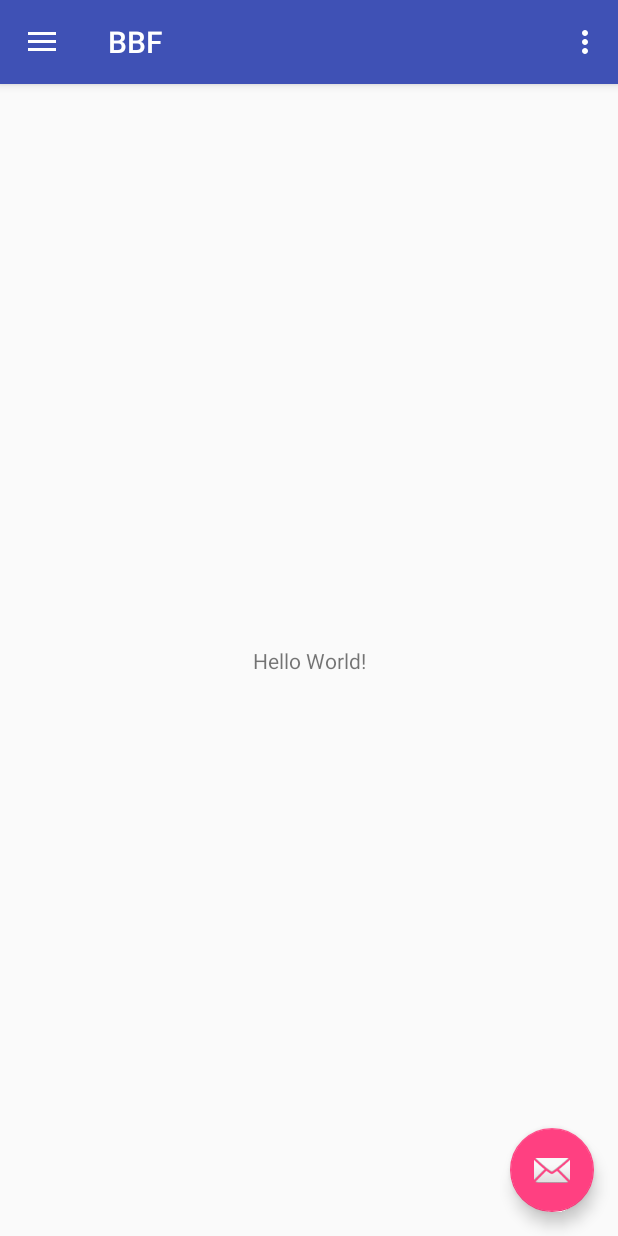
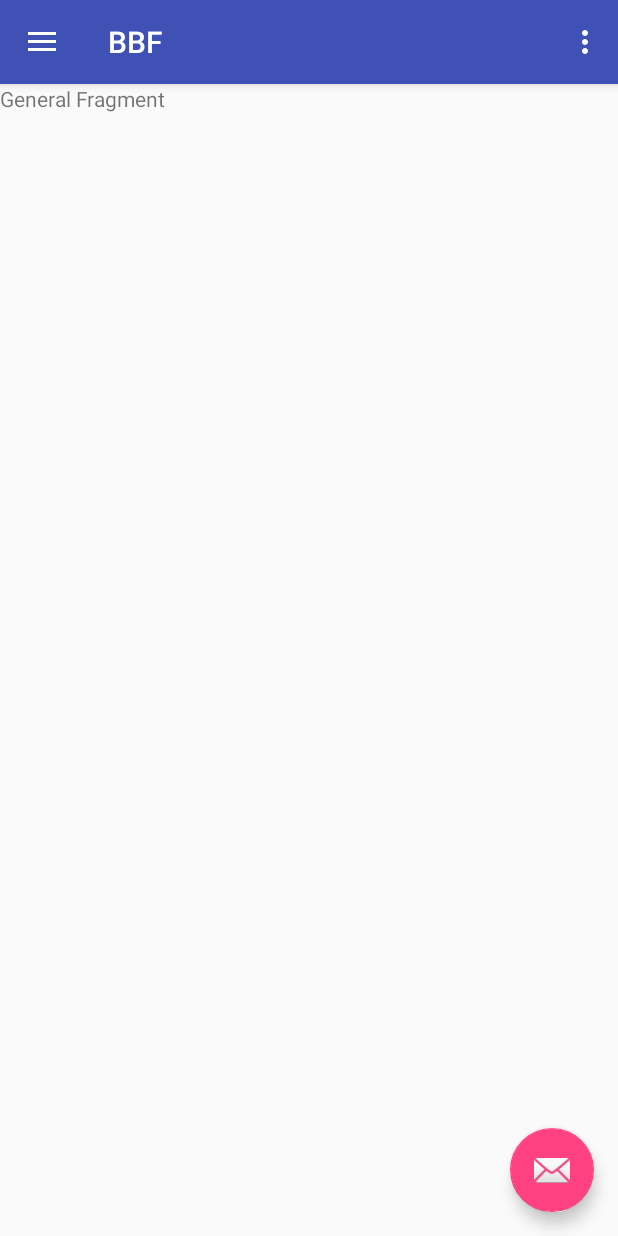
Before and after one commit to mitalipa/BBF, an Android app: the screen it shows after launch (LandingActivity), in the options menu, after a tap on "Settings", on a phone screen of 412 x 824 dp. Run offline under Robolectric (Android 15) with nearby library versions, the phone set to English and light mode, and no system bars.

Commit message:
Initial design and implementation

```diff
--- a/app/build.gradle
+++ b/app/build.gradle
@@ -23,6 +23,7 @@ dependencies {
     implementation 'com.android.support:appcompat-v7:28.0.0-alpha3'
     implementation 'com.android.support:design:28.0.0-alpha3'
     implementation 'com.android.support.constraint:constraint-layout:1.1.2'
+    implementation 'com.android.support:support-v4:28.0.0'
     testImplementation 'junit:junit:4.12'
     androidTestImplementation 'com.android.support.test:runner:1.0.2'
     androidTestImplementation 'com.android.support.test.espresso:espresso-core:3.0.2'
--- /dev/null
+++ b/app/src/main/java/common/Constants.java
@@ -0,0 +1,6 @@
+package common;
+
+public final class Constants {
+
+    public final static int defaultIntent = -1;
+}
--- /dev/null
+++ b/app/src/main/java/view/GeneralFragment.java
@@ -0,0 +1,30 @@
+package view;
+
+import android.os.Bundle;
+import android.support.v4.app.Fragment;
+import android.view.LayoutInflater;
+import android.view.View;
+import android.view.ViewGroup;
+
+import com.app.mitali.bbf.R;
+
+
+public class GeneralFragment extends Fragment {
+    public GeneralFragment() {
+        // Required empty public constructor
+    }
+
+    @Override
+    public void onCreate(Bundle savedInstanceState) {
+        super.onCreate(savedInstanceState);
+        if (getArguments() != null) {
+        }
+    }
+
+    @Override
+    public View onCreateView(LayoutInflater inflater, ViewGroup container,
+                             Bundle savedInstanceState) {
+        // Inflate the layout for this fragment
+        return inflater.inflate(R.layout.fragment_general, container, false);
+    }
+}
--- a/app/src/main/java/com/app/mitali/bbf/LandingActivity.java
+++ b/app/src/main/java/view/LandingActivity.java
@@ -1,8 +1,10 @@
-package com.app.mitali.bbf;
+package view;
 
 import android.os.Bundle;
 import android.support.design.widget.FloatingActionButton;
 import android.support.design.widget.Snackbar;
+import android.support.v4.app.Fragment;
+import android.support.v4.app.FragmentTransaction;
 import android.view.View;
 import android.support.design.widget.NavigationView;
 import android.support.v4.view.GravityCompat;
@@ -12,6 +14,8 @@ import android.support.v7.app.AppCompatActivity;
 import android.support.v7.widget.Toolbar;
 import android.view.Menu;
 import android.view.MenuItem;
+
+import com.app.mitali.bbf.R;
 
 public class LandingActivity extends AppCompatActivity
         implements NavigationView.OnNavigationItemSelectedListener {
@@ -80,22 +84,64 @@ public class LandingActivity extends AppCompatActivity
         // Handle navigation view item clicks here.
         int id = item.getItemId();
 
-        if (id == R.id.nav_camera) {
-            // Handle the camera action
-        } else if (id == R.id.nav_gallery) {
+        Fragment fragment = null;
+        switch (id) {
+            case R.id.nav_general:
+                fragment = new GeneralFragment();
+                break;
+            case R.id.nav_notification:
+                fragment = new NotificationFragment();
+                break;
+            /*case R.id.nav_advanced_settings:
+                startAdvancedSettingsActivity();
+                break;
+            case R.id.nav_info:
+                startInfoActivity();
+                break;*/
+            case R.id.nav_about:
+                fragment = new AboutFragment();
+                break;
+           /* case R.id.nav_tips:
+                startTipsActivity();
+                break;*/
+        }
 
-        } else if (id == R.id.nav_slideshow) {
-
-        } else if (id == R.id.nav_manage) {
-
-        } else if (id == R.id.nav_share) {
-
-        } else if (id == R.id.nav_send) {
-
-        }
+        FragmentTransaction ft = getSupportFragmentManager().beginTransaction();
+        ft.replace(R.id.nav_placeholder, fragment);
+        ft.commit();
 
         DrawerLayout drawer = (DrawerLayout) findViewById(R.id.drawer_layout);
         drawer.closeDrawer(GravityCompat.START);
         return true;
     }
+
+    // region - Helper Methods
+
+    private void startAboutActivity() {
+
+    }
+
+    private void startAdvancedSettingsActivity() {
+
+    }
+
+    private void startGeneralActivity() {
+        FragmentTransaction ft = getSupportFragmentManager().beginTransaction();
+        ft.add(R.id.nav_placeholder, new GeneralFragment());
+        ft.commit();
+    }
+
+    private void startInfoActivity() {
+
+    }
+
+    private void startNotificationActivity() {
+        FragmentTransaction ft = getSupportFragmentManager().beginTransaction();
+        ft.replace(R.id.nav_placeholder, new NotificationFragment());
+        ft.commit();
+    }
+
+    private void startTipsActivity() {
+    }
+
 }
--- a/app/src/main/res/layout/app_bar_landing.xml
+++ b/app/src/main/res/layout/app_bar_landing.xml
@@ -4,7 +4,7 @@
     xmlns:tools="http://schemas.android.com/tools"
     android:layout_width="match_parent"
     android:layout_height="match_parent"
-    tools:context=".LandingActivity">
+    tools:context="view.LandingActivity">
 
     <android.support.design.widget.AppBarLayout
         android:layout_width="match_parent"
--- a/app/src/main/res/layout/content_landing.xml
+++ b/app/src/main/res/layout/content_landing.xml
@@ -5,16 +5,13 @@
     android:layout_width="match_parent"
     android:layout_height="match_parent"
     app:layout_behavior="@string/appbar_scrolling_view_behavior"
-    tools:context=".LandingActivity"
+    tools:context="view.LandingActivity"
     tools:showIn="@layout/app_bar_landing">
 
-    <TextView
-        android:layout_width="wrap_content"
-        android:layout_height="wrap_content"
-        android:text="Hello World!"
-        app:layout_constraintBottom_toBottomOf="parent"
-        app:layout_constraintLeft_toLeftOf="parent"
-        app:layout_constraintRight_toRightOf="parent"
-        app:layout_constraintTop_toTopOf="parent" />
+    <FrameLayout
+        android:layout_width="match_parent"
+        android:layout_height="match_parent"
+        android:id="@+id/nav_placeholder">
+    </FrameLayout>
 
 </android.support.constraint.ConstraintLayout>
--- /dev/null
+++ b/app/src/main/res/layout/fragment_general.xml
@@ -0,0 +1,14 @@
+<?xml version="1.0" encoding="utf-8"?>
+<FrameLayout xmlns:android="http://schemas.android.com/apk/res/android"
+    xmlns:tools="http://schemas.android.com/tools"
+    android:layout_width="match_parent"
+    android:layout_height="match_parent"
+    tools:context="view.GeneralFragment">
+
+    <!-- TODO: Update blank fragment layout -->
+    <TextView
+        android:layout_width="match_parent"
+        android:layout_height="match_parent"
+        android:text="@string/general_fragment" />
+
+</FrameLayout>
--- a/app/src/main/res/menu/activity_landing_drawer.xml
+++ b/app/src/main/res/menu/activity_landing_drawer.xml
@@ -5,34 +5,27 @@
 
     <group android:checkableBehavior="single">
         <item
-            android:id="@+id/nav_camera"
+            android:id="@+id/nav_general"
             android:icon="@drawable/ic_menu_camera"
-            android:title="Import" />
+            android:title="@string/nav_general" />
         <item
-            android:id="@+id/nav_gallery"
+            android:id="@+id/nav_notification"
             android:icon="@drawable/ic_menu_gallery"
-            android:title="Gallery" />
+            android:title="@string/nav_notification" />
         <item
-            android:id="@+id/nav_slideshow"
+            android:id="@+id/nav_advanced_settings"
             android:icon="@drawable/ic_menu_slideshow"
-            android:title="Slideshow" />
+            android:title="@string/nav_advanced_settings" />
         <item
-            android:id="@+id/nav_manage"
+            android:id="@+id/nav_info"
             android:icon="@drawable/ic_menu_manage"
-            android:title="Tools" />
+            android:title="@string/nav_info" />
+        <item
+            android:id="@+id/nav_about"
+            android:icon="@drawable/ic_menu_manage"
+            android:title="@string/nav_about" />
+        <item
+            android:id="@+id/nav_tips"
+            android:title="@string/nav_tips" />
     </group>
-
-    <item android:title="Communicate">
-        <menu>
-            <item
-                android:id="@+id/nav_share"
-                android:icon="@drawable/ic_menu_share"
-                android:title="Share" />
-            <item
-                android:id="@+id/nav_send"
-                android:icon="@drawable/ic_menu_send"
-                android:title="Send" />
-        </menu>
-    </item>
-
 </menu>
--- a/app/src/main/res/menu/landing.xml
+++ b/app/src/main/res/menu/landing.xml
@@ -6,4 +6,5 @@
         android:orderInCategory="100"
         android:title="@string/action_settings"
         app:showAsAction="never" />
+    <group />
 </menu>
--- a/app/src/main/res/values/strings.xml
+++ b/app/src/main/res/values/strings.xml
@@ -6,4 +6,22 @@
     <string name="nav_header_subtitle">android.studio@android.com</string>
     <string name="nav_header_desc">Navigation header</string>
     <string name="action_settings">Settings</string>
+    <string name="nav_general">General</string>
+    <string name="nav_notification">Notification</string>
+    <string name="nav_advanced_settings">Advanced Settings</string>
+    <string name="nav_info">Info</string>
+    <string name="nav_about">About</string>
+    <string name="nav_tips">Tips</string>
+
+    <!-- TODO: Remove or change this placeholder text -->
+    <string name="general_fragment">General Fragment</string>
+    <string name="notification_fragment">Notification Fragment</string>
+
+    <!-- TODO: Remove or change this placeholder text -->
+    <string name="hello_blank_fragment">Hello blank fragment</string>
+    <string name="battery_status">Battery Status</string>
+    <string name="battery_level">Battery Level</string>
+    <string name="temperature">Temperature</string>
+    <string name="battery_voltage">Battery Voltage</string>
+    <string name="battery_technology">Battery Technology</string>
 </resources>
--- a/app/src/main/res/values/styles.xml
+++ b/app/src/main/res/values/styles.xml
@@ -1,7 +1,7 @@
 <resources>
 
     <!-- Base application theme. -->
-    <style name="AppTheme" parent="Theme.AppCompat.Light.DarkActionBar">
+    <style name="AppTheme" parent="Base.Theme.AppCompat.Light.DarkActionBar">
         <!-- Customize your theme here. -->
         <item name="colorPrimary">@color/colorPrimary</item>
         <item name="colorPrimaryDark">@color/colorPrimaryDark</item>
```
Also changed, not shown: app/src/main/AndroidManifest.xml (+7 -2 lines), app/src/main/java/domain/BatteryInfo.java (added, +64 -0 lines), app/src/main/java/receiver/BatteryInfoReceiver.java (added, +32 -0 lines), app/src/main/java/service/BatteryInfoService.java (added, +29 -0 lines), app/src/main/java/view/AboutFragment.java (added, +87 -0 lines), app/src/main/java/view/NotificationFragment.java (added, +35 -0 lines), app/src/main/res/layout/fragment_about.xml (added, +75 -0 lines), app/src/main/res/layout/fragment_notification.xml (added, +14 -0 lines), 1 other file.
